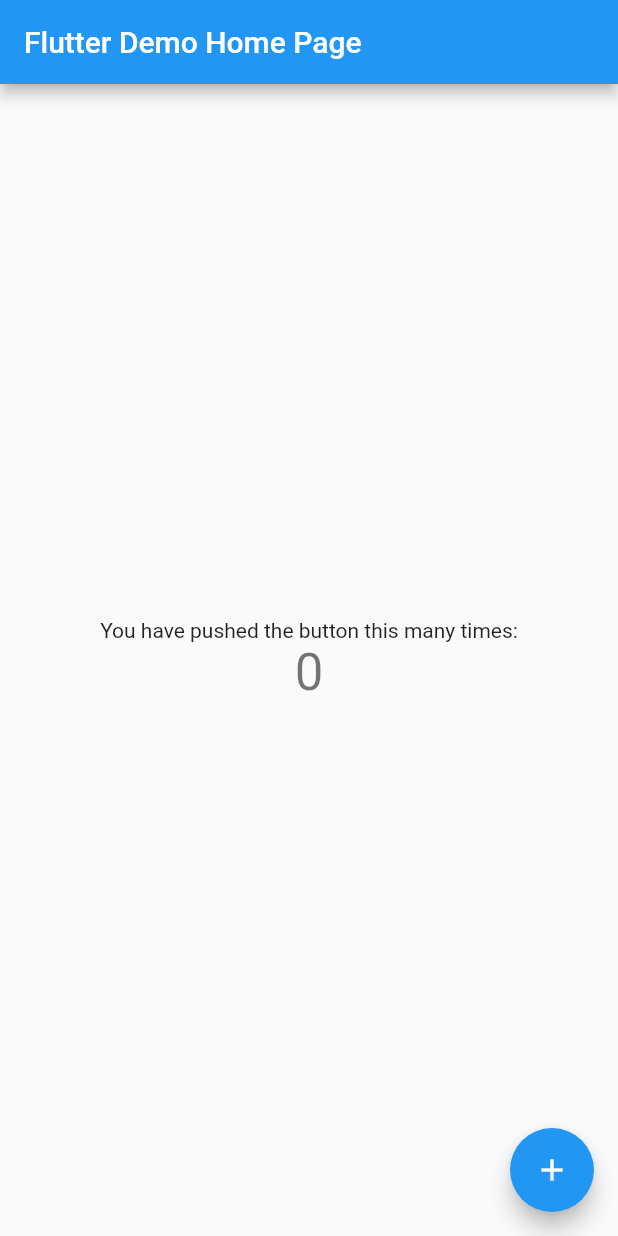
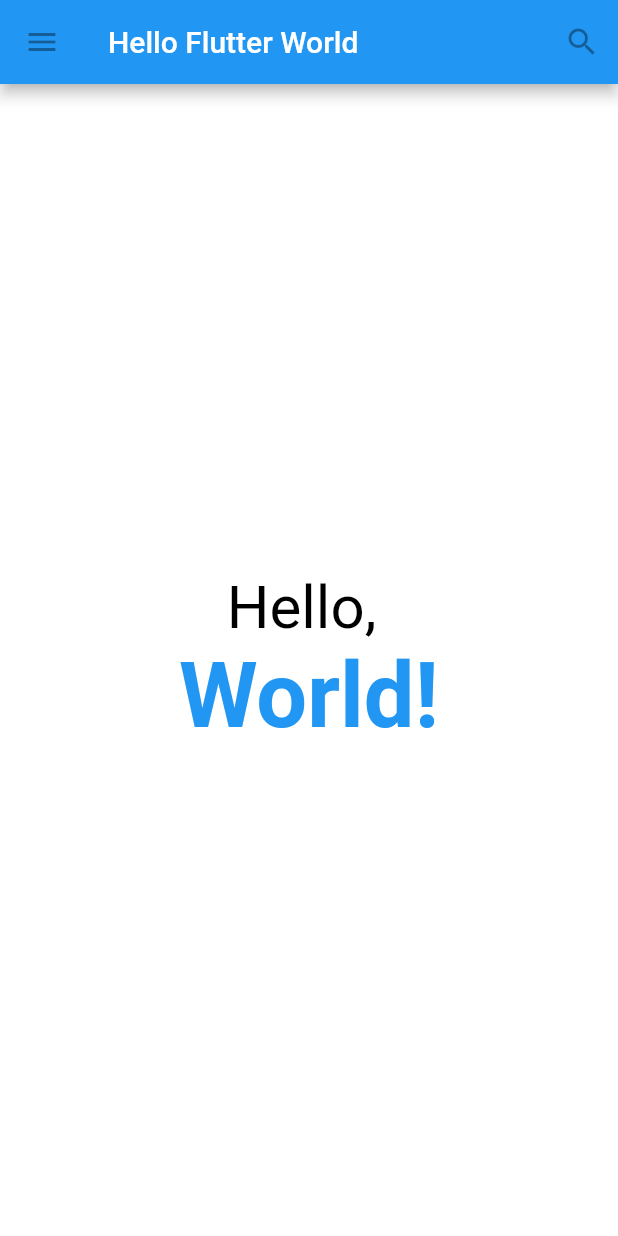
Before and after one commit to Abidzar16/flutter_learning, a Flutter app: the screen it shows after launch, on a phone screen of 412 x 824 dp. Run offline on Flutter 3.47's test engine with Material 2 defaults, Android fonts, the phone set to English and light mode, and no system bars.

Commit message:
Tugas bab 3

```diff
--- a/lib/main.dart
+++ b/lib/main.dart
@@ -6,110 +6,69 @@ void main() {
 
 class MyApp extends StatelessWidget {
   const MyApp({Key? key}) : super(key: key);
-
-  // This widget is the root of your application.
   @override
   Widget build(BuildContext context) {
-    return MaterialApp(
-      title: 'Flutter Demo',
-      theme: ThemeData(
-        // This is the theme of your application.
-        //
-        // Try running your application with "flutter run". You'll see the
-        // application has a blue toolbar. Then, without quitting the app, try
-        // changing the primarySwatch below to Colors.green and then invoke
-        // "hot reload" (press "r" in the console where you ran "flutter run",
-        // or simply save your changes to "hot reload" in a Flutter IDE).
-        // Notice that the counter didn't reset back to zero; the application
-        // is not restarted.
-        primarySwatch: Colors.blue,
-      ),
-      home: const MyHomePage(title: 'Flutter Demo Home Page'),
+    return const MaterialApp(
+      title: 'Hello Flutter World',
+      home: HelloHomePage(),
     );
   }
 }
 
-class MyHomePage extends StatefulWidget {
-  const MyHomePage({Key? key, required this.title}) : super(key: key);
-
-  // This widget is the home page of your application. It is stateful, meaning
-  // that it has a State object (defined below) that contains fields that affect
-  // how it looks.
-
-  // This class is the configuration for the state. It holds the values (in this
-  // case the title) provided by the parent (in this case the App widget) and
-  // used by the build method of the State. Fields in a Widget subclass are
-  // always marked "final".
-
-  final String title;
-
-  @override
-  State<MyHomePage> createState() => _MyHomePageState();
-}
-
-class _MyHomePageState extends State<MyHomePage> {
-  int _counter = 0;
-
-  void _incrementCounter() {
-    setState(() {
-      // This call to setState tells the Flutter framework that something has
-      // changed in this State, which causes it to rerun the build method below
-      // so that the display can reflect the updated values. If we changed
-      // _counter without calling setState(), then the build method would not be
-      // called again, and so nothing would appear to happen.
-      _counter++;
-    });
-  }
+class HelloHomePage extends StatelessWidget {
+  const HelloHomePage({Key? key}) : super(key: key);
 
   @override
   Widget build(BuildContext context) {
-    // This method is rerun every time setState is called, for instance as done
-    // by the _incrementCounter method above.
-    //
-    // The Flutter framework has been optimized to make rerunning build methods
-    // fast, so that you can just rebuild anything that needs updating rather
-    // than having to individually change instances of widgets.
     return Scaffold(
       appBar: AppBar(
-        // Here we take the value from the MyHomePage object that was created by
-        // the App.build method, and use it to set our appbar title.
-        title: Text(widget.title),
-      ),
-      body: Center(
-        // Center is a layout widget. It takes a single child and positions it
-        // in the middle of the parent.
-        child: Column(
-          // Column is also a layout widget. It takes a list of children and
-          // arranges them vertically. By default, it sizes itself to fit its
-          // children horizontally, and tries to be as tall as its parent.
-          //
-          // Invoke "debug painting" (press "p" in the console, choose the
-          // "Toggle Debug Paint" action from the Flutter Inspector in Android
-          // Studio, or the "Toggle Debug Paint" command in Visual Studio Code)
-          // to see the wireframe for each widget.
-          //
-          // Column has various properties to control how it sizes itself and
-          // how it positions its children. Here we use mainAxisAlignment to
-          // center the children vertically; the main axis here is the vertical
-          // axis because Columns are vertical (the cross axis would be
-          // horizontal).
-          mainAxisAlignment: MainAxisAlignment.center,
-          children: <Widget>[
-            const Text(
-              'You have pushed the button this many times:',
-            ),
-            Text(
-              '$_counter',
-              style: Theme.of(context).textTheme.headline4,
-            ),
-          ],
+        actions: [
+          IconButton(
+            onPressed: null,
+            icon: Icon(Icons.search),
+            tooltip: 'Search',
+          ),
+        ],
+        title: const Text('Hello Flutter World'),
+        leading: const IconButton(
+          onPressed: null,
+          icon: Icon(Icons.menu),
+          tooltip: 'Navigation',
         ),
       ),
-      floatingActionButton: FloatingActionButton(
-        onPressed: _incrementCounter,
-        tooltip: 'Increment',
-        child: const Icon(Icons.add),
-      ), // This trailing comma makes auto-formatting nicer for build methods.
+      body: HelloWidget(),
     );
   }
 }
+
+class HelloWidget extends StatelessWidget {
+  const HelloWidget({Key? key}) : super(key: key);
+
+  @override
+  Widget build(BuildContext context) {
+    return Container(
+      color: Colors.white,
+      constraints: BoxConstraints.expand(),
+      child: Column(
+        children: [
+          const Text(
+            'Hello, ',
+            style: TextStyle(
+              color: Colors.black,
+              fontSize: 40.0,
+            ),
+          ),
+          const Text(
+            'World!',
+            style: TextStyle(
+              color: Colors.blue,
+              fontWeight: FontWeight.bold,
+              fontSize: 60.0,
+            ),
+          ),
+        ],
+        mainAxisAlignment: MainAxisAlignment.center,
+      ),
+    );
+  }
+}
```
